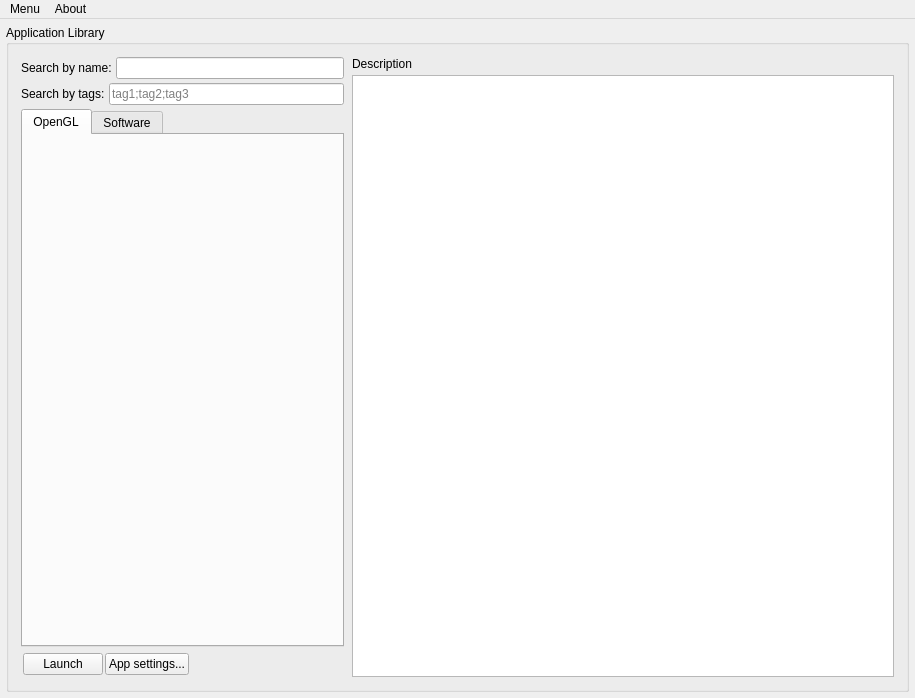
Old version of the form src/core_app_window.ui in the repository ButtonHeck/Ouquitoure.
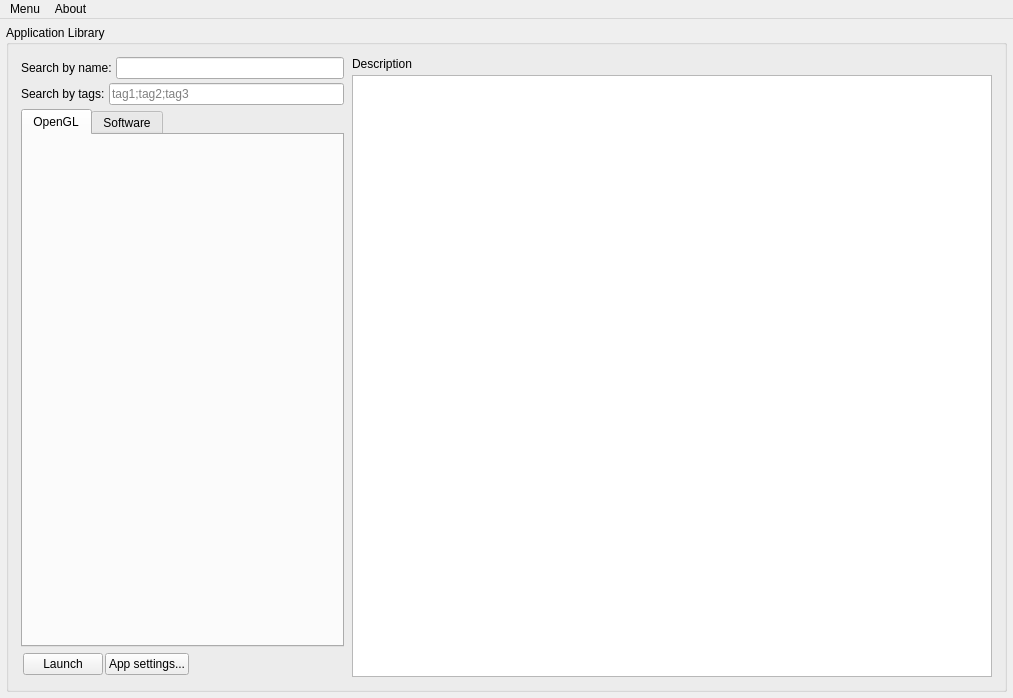
New version of the form. Custom widgets are drawn as their Qt base class.

Commit message: core app description window min width changed

```diff
--- a/src/core_app_window.ui
+++ b/src/core_app_window.ui
@@ -6,7 +6,7 @@
    <rect>
     <x>0</x>
     <y>0</y>
-    <width>915</width>
+    <width>1013</width>
     <height>698</height>
    </rect>
   </property>
@@ -299,7 +299,7 @@
                </property>
                <property name="minimumSize">
                 <size>
-                 <width>542</width>
+                 <width>640</width>
                  <height>600</height>
                 </size>
                </property>
@@ -324,7 +324,7 @@
     <rect>
      <x>0</x>
      <y>0</y>
-     <width>915</width>
+     <width>1013</width>
      <height>20</height>
     </rect>
    </property>
```
The commit also changes 1 other file.
